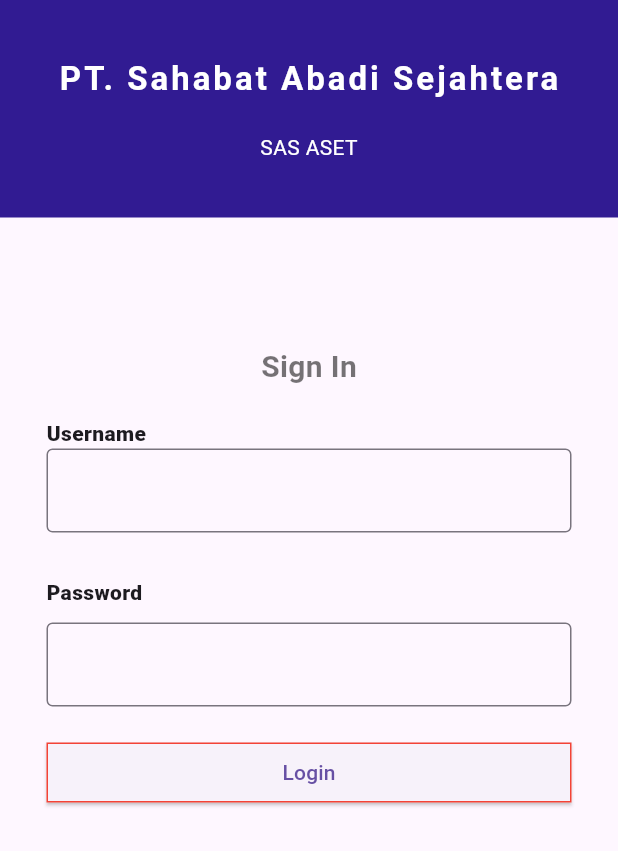
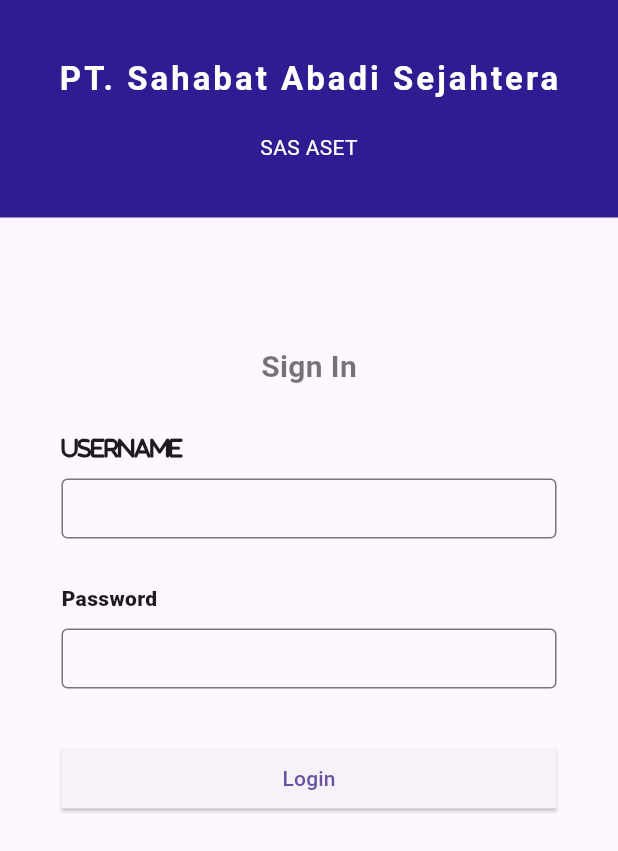
Before and after one commit to Hatsu17/asset, a Flutter app: the screen it shows after launch, on a phone screen of 412 x 824 dp. Shown: the top 851 px of the screen. Run offline on Flutter 3.47's test engine with Material 3 defaults, Android fonts, the phone set to English and light mode, and no system bars.

```diff
--- a/lib/screen/login/login_screen.dart
+++ b/lib/screen/login/login_screen.dart
@@ -46,22 +46,29 @@ class LoginScreen extends StatelessWidget {
             ),
           ),
           const SizedBox(
-            height: 20,
+            height: 30,
           ),
           Center(
             child: Container(
               height: 300,
-              width: 350,
+              width: 330,
               child: Column(
                 crossAxisAlignment: CrossAxisAlignment.start,
                 children: [
                   const Text(
                     'Username',
-                    style: TextStyle(fontWeight: FontWeight.w900),
+                    style: TextStyle(
+                        fontWeight: FontWeight.w900, fontFamily: 'Awesome'),
                   ),
-                  TextFormField(
-                    decoration:
-                        const InputDecoration(border: OutlineInputBorder()),
+                  const SizedBox(
+                    height: 10,
+                  ),
+                  SizedBox(
+                    height: 40,
+                    child: TextFormField(
+                      decoration:
+                          const InputDecoration(border: OutlineInputBorder()),
+                    ),
                   ),
                   const SizedBox(
                     height: 30,
@@ -73,14 +80,18 @@ class LoginScreen extends StatelessWidget {
                   const SizedBox(
                     height: 10,
                   ),
-                  TextFormField(
-                    decoration:
-                        const InputDecoration(border: OutlineInputBorder()),
+                  SizedBox(
+                    height: 40,
+                    child: TextFormField(
+                      decoration:
+                          const InputDecoration(border: OutlineInputBorder()),
+                    ),
                   ),
                   SizedBox(
-                    height: 20,
+                    height: 40,
                   ),
                   SizedBox(
+                      height: 40,
                       width: double.maxFinite,
                       child: ElevatedButton(
                           onPressed: () {},
@@ -88,8 +99,7 @@ class LoginScreen extends StatelessWidget {
                               shape: MaterialStateProperty.all<
                                       RoundedRectangleBorder>(
                                   RoundedRectangleBorder(
-                                      borderRadius: BorderRadius.circular(0),
-                                      side: BorderSide(color: Colors.red)))),
+                                      borderRadius: BorderRadius.circular(0)))),
                           child: Text('Login')))
                 ],
               ),
```
Also changed, not shown: pubspec.yaml (+4 -4 lines), asset/fonts/Font Awesome 6 Brands-Regular-400.otf (added), asset/fonts/Font Awesome 6 Free-Regular-400.otf (added), asset/fonts/Font Awesome 6 Free-Solid-900.otf (added).
